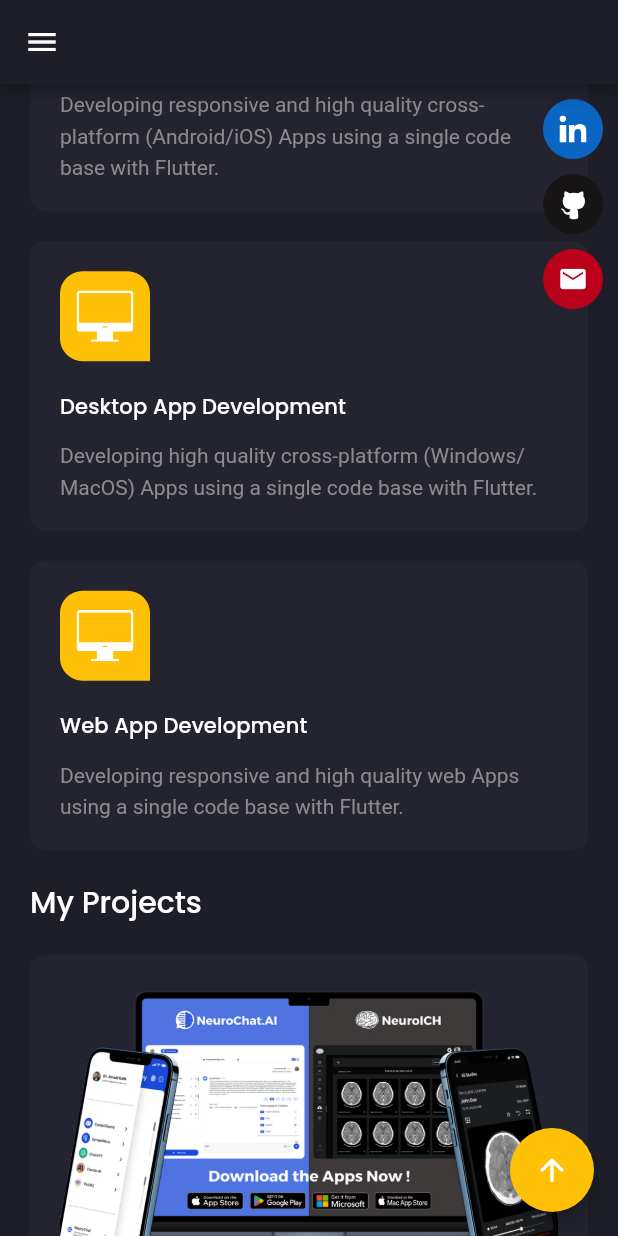
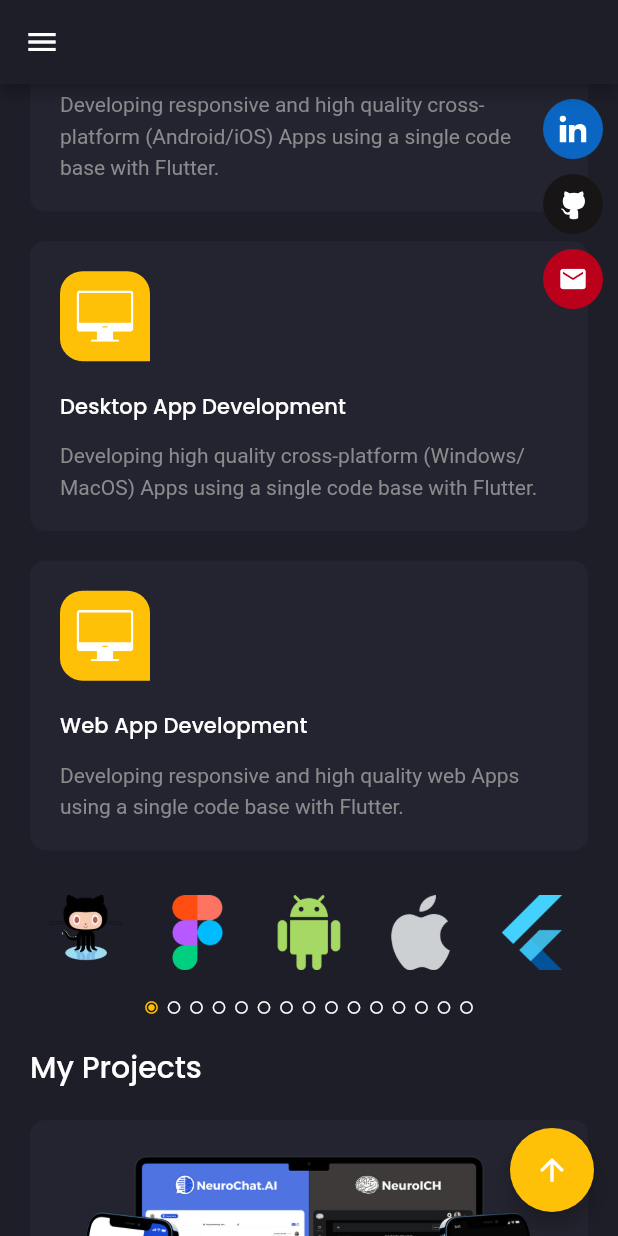
Before and after one commit to ArsalanAhmedKhatyan2000/personal_portfolio, a Flutter app: the screen it shows after launch, scrolled down 1152 dp, on a phone screen of 412 x 824 dp. Run offline on Flutter 3.47's test engine with Material 2 defaults, Android fonts, the phone set to English and light mode, and no system bars; drawn by our look-alikes of carousel_slider; our stand-ins replace animated_text_kit, flutter_svg, google_fonts, qr_flutter, timelines; missing offline and left inert: dart:html.

Commit message:
tools and technologies slider in services section is designed.

```diff
--- a/lib/screens/home/components/my_services.dart
+++ b/lib/screens/home/components/my_services.dart
@@ -1,3 +1,4 @@
+import 'package:carousel_slider/carousel_slider.dart';
 import 'package:flutter/material.dart';
 import 'package:flutter_svg/flutter_svg.dart';
 import 'package:personal_portfolio/responsive.dart';
@@ -18,6 +19,8 @@
           Text("My Services", style: Theme.of(context).textTheme.headline6),
           const SizedBox(height: defaultPadding),
           const MyServicesGridView(),
+          const SizedBox(height: defaultPadding),
+          const ToolsAndTechnologiesSlider(),
         ],
       ),
     );
@@ -130,3 +133,120 @@
     );
   }
 }
+
+class ToolsAndTechnologiesSlider extends StatefulWidget {
+  const ToolsAndTechnologiesSlider({Key? key}) : super(key: key);
+
+  @override
+  State<ToolsAndTechnologiesSlider> createState() =>
+      _ToolsAndTechnologiesSliderState();
+}
+
+class _ToolsAndTechnologiesSliderState
+    extends State<ToolsAndTechnologiesSlider> {
+  int imageSliderPage = 0;
+  CarouselController? carouselController = CarouselController();
+
+  void changeImageSliderPage({required int imageSliderNewPage}) {
+    setState(() => imageSliderPage = imageSliderNewPage);
+  }
+
+  List<String> items = [
+    "assets/png/android_icon.png",
+    "assets/png/apple_icon.png",
+    "assets/png/flutter_icon.png",
+    "assets/png/dart_icon.png",
+    "assets/png/html_icon.png",
+    "assets/png/css_icon.png",
+    "assets/png/bootstrap_icon.png",
+    "assets/png/nodeJS_icon.png",
+    "assets/png/expressJS_icon.png",
+    "assets/png/mongodb_icon.png",
+    "assets/png/firebase_icon.png",
+    "assets/png/mysql_icon.png",
+    "assets/png/ms_sql_icon.png",
+    "assets/png/github_icon.png",
+    "assets/png/figma_icon.png",
+  ];
+  @override
+  Widget build(BuildContext context) {
+    return Column(
+      children: [
+        Row(
+          children: [
+            Visibility(
+              visible: !(Responsive.isMobile(context) ||
+                  Responsive.isMobileLarge(context)),
+              child: IconButton(
+                hoverColor: primaryColor,
+                icon: const Icon(Icons.arrow_back),
+                splashRadius: Material.defaultSplashRadius / 2,
+                onPressed: () =>
+                    setState(() => carouselController!.previousPage()),
+              ),
+            ),
+            Expanded(
+              child: CarouselSlider(
+                  carouselController: carouselController,
+                  items: List.generate(
+                      items.length,
+                      (index) => Image.asset(
+                            items[index],
+                            fit: BoxFit.contain,
+                            width: 50,
+                            height: 50,
+                          )),
+                  options: CarouselOptions(
+                    height: 70,
+                    viewportFraction: Responsive.isMobile(context)
+                        ? 0.2
+                        : Responsive.isMobileLarge(context)
+                            ? 0.2
+                            : 0.09,
+                    initialPage: imageSliderPage,
+                    enableInfiniteScroll: true,
+                    reverse: false,
+                    autoPlay: true,
+                    autoPlayInterval: const Duration(seconds: 1),
+                    autoPlayAnimationDuration:
+                        const Duration(milliseconds: 800),
+                    autoPlayCurve: Curves.fastOutSlowIn,
+                    onPageChanged: (index, reason) =>
+                        changeImageSliderPage(imageSliderNewPage: index),
+                    scrollDirection: Axis.horizontal,
+                  )),
+            ),
+            Visibility(
+              visible: !(Responsive.isMobile(context) ||
+                  Responsive.isMobileLarge(context)),
+              child: IconButton(
+                hoverColor: primaryColor,
+                icon: const Icon(Icons.arrow_forward),
+                splashRadius: Material.defaultSplashRadius / 2,
+                onPressed: () => setState(() => carouselController!.nextPage()),
+              ),
+            ),
+          ],
+        ),
+        const SizedBox(height: defaultPadding / 2),
+        SizedBox(
+          height: 10,
+          child: ListView.separated(
+            itemCount: items.length,
+            shrinkWrap: true,
+            physics: const NeverScrollableScrollPhysics(),
+            scrollDirection: Axis.horizontal,
+            separatorBuilder: (context, index) => const SizedBox(width: 5),
+            itemBuilder: (context, index) {
+              return imageSliderPage == index
+                  ? const Icon(Icons.radio_button_checked_rounded,
+                      size: 10, color: primaryColor)
+                  : const Icon(Icons.radio_button_off_rounded,
+                      size: 10, color: Color(0xffFFFFFF));
+            },
+          ),
+        ),
+      ],
+    );
+  }
+}
--- a/lib/screens/home/home.dart
+++ b/lib/screens/home/home.dart
@@ -1,6 +1,5 @@
 import 'package:carousel_slider/carousel_slider.dart';
 import 'package:flutter/material.dart';
-import 'package:flutter_svg/svg.dart';
 import 'package:personal_portfolio/models/project.dart';
 import 'package:personal_portfolio/screens/home/components/recommendations.dart';
 import 'package:personal_portfolio/screens/main/main_screen.dart';
@@ -22,6 +21,7 @@
         HomeBanner(),
         SizedBox(height: defaultPadding),
         HighLightInfo(),
+
         SizedBox(height: defaultPadding),
         EducationAndCertifications(),
         SizedBox(height: defaultPadding),
--- a/pubspec.yaml
+++ b/pubspec.yaml
@@ -74,6 +74,7 @@
   assets:
     - assets/icons/
     - assets/images/
+    - assets/png/
 
   # An image asset can refer to one or more resolution-specific "variants", see
   # https://flutter.dev/assets-and-images/#resolution-aware
```
Also changed, not shown: assets/png/android_icon.png (added), assets/png/apple_icon.png (added), assets/png/bootstrap_icon.png (added), assets/png/css_icon.png (added), assets/png/dart_icon.png (added), assets/png/expressJS_icon.png (added), assets/png/figma_icon.png (added), assets/png/firebase_icon.png (added), assets/png/flutter_icon.png (added), assets/png/github_icon.png (added), assets/png/html_icon.png (added), assets/png/mongodb_icon.png (added), assets/png/ms_sql_icon.png (added), assets/png/mysql_icon.png (added), 1 more files.
